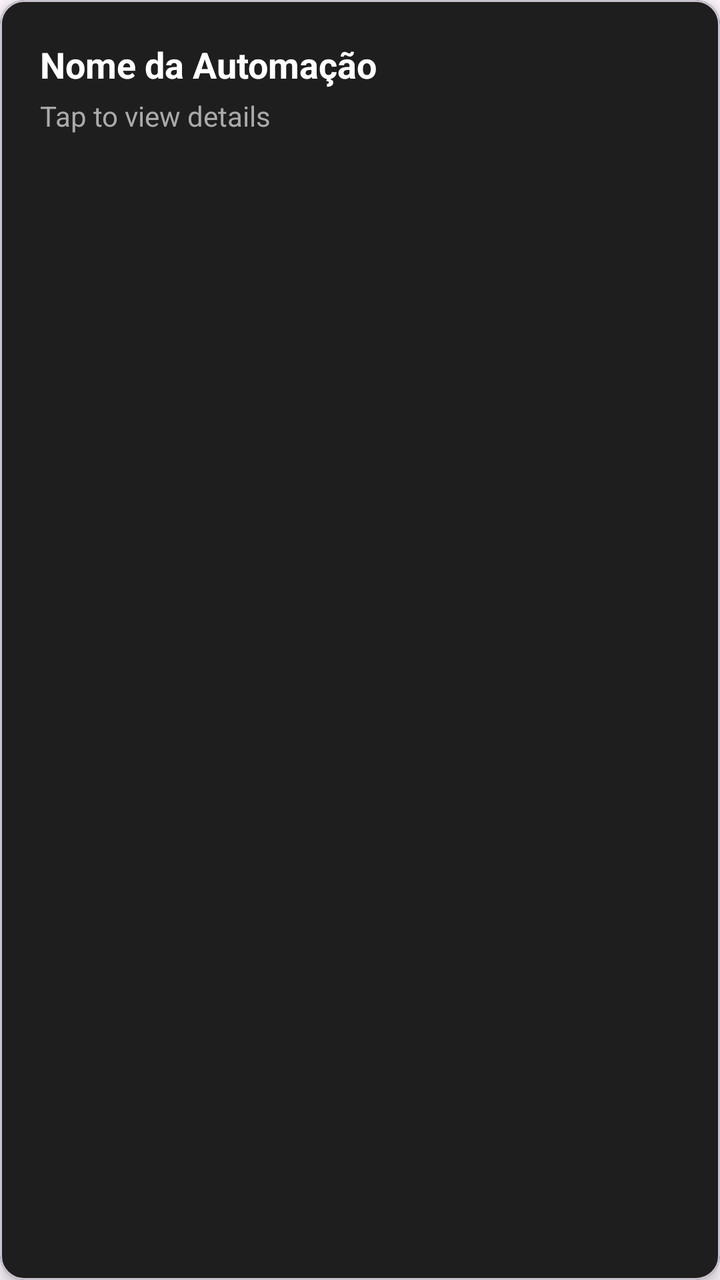
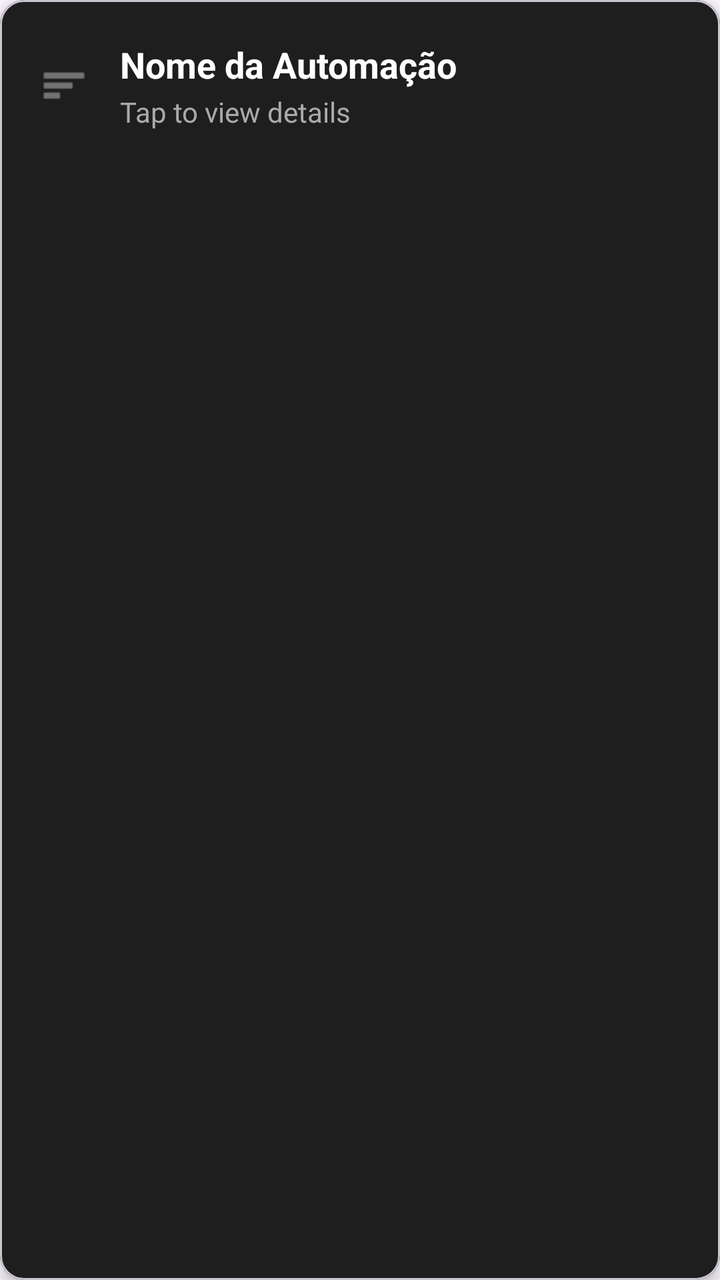

Compare the two renders of this Android layout. The source of the first and the diff that turns it into the second are given below.
<!-- AndroidManifest.xml: application theme Theme.BandLightConnect -->
<!-- res/layout/item_automacao.xml -->
<?xml version="1.0" encoding="utf-8"?>
<com.google.android.material.card.MaterialCardView
    xmlns:android="http://schemas.android.com/apk/res/android"
    xmlns:app="http://schemas.android.com/apk/res-auto"
    android:layout_width="match_parent"
    android:layout_height="wrap_content"
    android:layout_margin="8dp"
    app:cardBackgroundColor="#1E1E1E"
    app:cardCornerRadius="12dp"
    app:cardElevation="4dp">

    <LinearLayout
        android:layout_width="match_parent"
        android:layout_height="wrap_content"
        android:orientation="vertical"
        android:padding="20dp">

        <TextView
            android:id="@+id/textNomeAutomacao"
            android:layout_width="match_parent"
            android:layout_height="wrap_content"
            android:text="Nome da Automação"
            android:textColor="#FFFFFF"
            android:textSize="18sp"
            android:textStyle="bold" />

        <TextView
            android:layout_width="match_parent"
            android:layout_height="wrap_content"
            android:layout_marginTop="4dp"
            android:text="Tap to view details"
            android:textColor="#AAAAAA"
            android:textSize="14sp" />
    </LinearLayout>
</com.google.android.material.card.MaterialCardView>
<!-- resources referenced by this layout -->
<resources>
  <style name="Theme.BandLightConnect" parent="Base.Theme.BandLightConnect" />
  <style name="Base.Theme.BandLightConnect" parent="Theme.Material3.DayNight.NoActionBar">
          
          
      </style>
</resources>

<!-- the commit's change to res/layout/item_automacao.xml (unified diff, before → after) -->
@@ -12,24 +12,48 @@
     <LinearLayout
         android:layout_width="match_parent"
         android:layout_height="wrap_content"
-        android:orientation="vertical"
+        android:gravity="center_vertical"
+        android:orientation="horizontal"
         android:padding="20dp">
 
-        <TextView
-            android:id="@+id/textNomeAutomacao"
+        <ImageView
+            android:id="@+id/ivDragHandle"
+            android:layout_width="24dp"
+            android:layout_height="24dp"
+            android:layout_marginEnd="16dp"
+            android:src="@android:drawable/ic_menu_sort_by_size"
+            app:tint="#AAAAAA" />
+
+        <LinearLayout
             android:layout_width="match_parent"
             android:layout_height="wrap_content"
-            android:text="Nome da Automação"
-            android:textColor="#FFFFFF"
-            android:textSize="18sp"
-            android:textStyle="bold" />
+            android:orientation="vertical">
 
-        <TextView
-            android:layout_width="match_parent"
-            android:layout_height="wrap_content"
-            android:layout_marginTop="4dp"
-            android:text="Tap to view details"
-            android:textColor="#AAAAAA"
-            android:textSize="14sp" />
+            <TextView
+                android:id="@+id/textNomeAutomacao"
+                android:layout_width="match_parent"
+                android:layout_height="wrap_content"
+                android:text="Nome da Automação"
+                android:textColor="#FFFFFF"
+                android:textSize="18sp"
+                android:textStyle="bold" />
+
+            <TextView
+                android:id="@+id/textFolderName"
+                android:layout_width="match_parent"
+                android:layout_height="wrap_content"
+                android:layout_marginTop="2dp"
+                android:textColor="#BB86FC"
+                android:textSize="12sp"
+                android:visibility="gone" />
+
+            <TextView
+                android:layout_width="match_parent"
+                android:layout_height="wrap_content"
+                android:layout_marginTop="2dp"
+                android:text="Tap to view details"
+                android:textColor="#AAAAAA"
+                android:textSize="14sp" />
+        </LinearLayout>
     </LinearLayout>
 </com.google.android.material.card.MaterialCardView>
